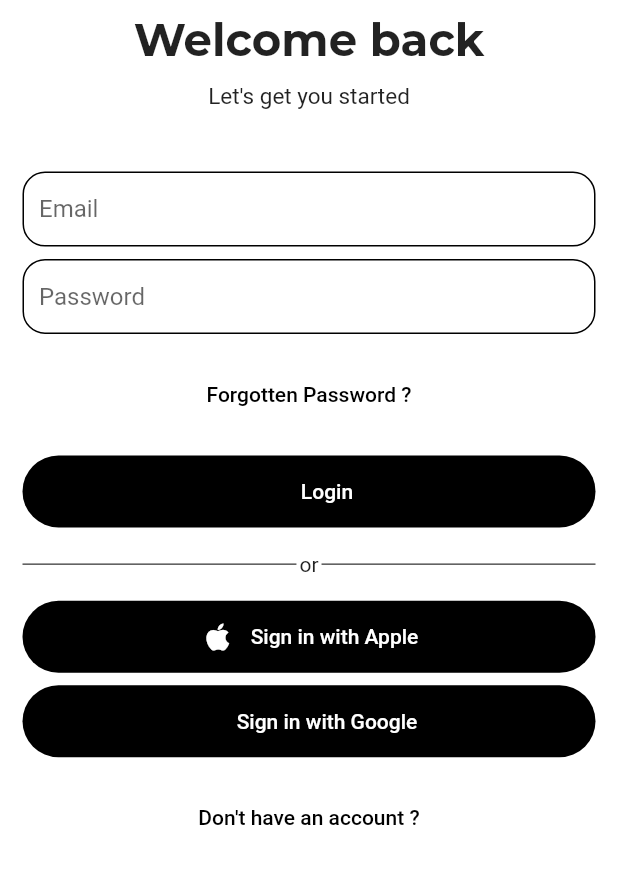
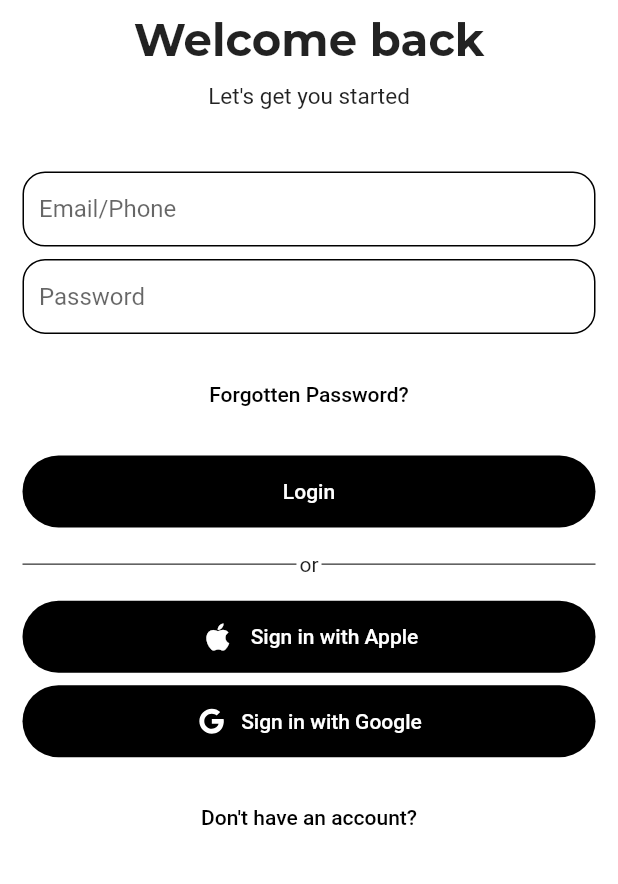
Before and after one commit to emma-ea/chaleride-mobile, a Flutter app: the screen it shows after launch, on a phone screen of 412 x 824 dp, the part 243-1127 px from its top. Run offline on Flutter 3.47's test engine with Material 2 defaults, Android fonts, the phone set to English and light mode, and no system bars; our stand-ins replace connectivity_plus, dio, flutter_svg, hive, logger, sizer; accounts and stored records are empty; project files that could hold a hidden picture were left out.

Commit message:
signup + forgot password screens

```diff
--- a/lib/core/platform/app_images.dart
+++ b/lib/core/platform/app_images.dart
@@ -16,4 +16,6 @@ class AppImages {
 
   // app logo
   static String appLogo = 'assets/svg/applogo.svg';
+  static String googleIcon = 'assets/png/google_icon.png';
+  static String googleIconSvg = 'assets/svg/google_icon.svg';
 }
--- a/lib/core/presentation/widget/app_button.dart
+++ b/lib/core/presentation/widget/app_button.dart
@@ -1,26 +1,29 @@
 import 'package:flutter/material.dart';
+import 'package:flutter_svg/svg.dart';
 
 class AppButton extends StatelessWidget {
-  const AppButton({super.key, required this.label, required this.action, this.icon});
+  const AppButton({super.key, required this.label, required this.action, this.icon, this.userIcon, this.radiusSize});
 
   final String label;
   final IconData? icon;
+  final String? userIcon;
   final VoidCallback action;
+  final double? radiusSize;
 
   @override
   Widget build(BuildContext context) {
     return Container(
       width: double.infinity,
-      decoration: const BoxDecoration(
+      decoration: BoxDecoration(
           color: Colors.black,
-          borderRadius: BorderRadius.all(Radius.circular(40))),
+          borderRadius: BorderRadius.all(Radius.circular(radiusSize ?? 40))),
       child: TextButton(
         onPressed: action,
         child: Row(
           mainAxisSize: MainAxisSize.min,
           children: [
-            Icon(icon, color: Colors.white,),
-            icon != null ? const SizedBox(width: 10) : const SizedBox.shrink(),
+            userIcon != null ? SvgPicture.asset(userIcon!, width: 20, height: 20,) : icon != null ? Icon(icon, color: Colors.white,) : const SizedBox.shrink(),
+            (icon != null || userIcon != null) ? const SizedBox(width: 10) : const SizedBox.shrink(),
             Text(
               label,
               style: const TextStyle(color: Colors.white),
--- a/lib/core/presentation/widget/app_input_field.dart
+++ b/lib/core/presentation/widget/app_input_field.dart
@@ -1,19 +1,26 @@
 import 'package:flutter/material.dart';
 
 class AppInputField extends StatelessWidget {
-  AppInputField({super.key, required this.onChanged, this.hintText = '',});
+  AppInputField({super.key, TextEditingController? editController, required this.onChanged, this.hintText = '', this.radiusSize, this.prefixWidget, this.hideText = false}) {
+    if (editController != null) {
+       _textController = editController;
+    }
+  }
 
   final ValueChanged<String> onChanged;
   final String hintText;
+  final double? radiusSize;
+  final Widget? prefixWidget;
+  final bool hideText;
 
-  final TextEditingController _textController = TextEditingController();
+  TextEditingController _textController = TextEditingController();
 
   @override
   Widget build(BuildContext context) {
     return Container(
       decoration: BoxDecoration(
           border: Border.all(),
-          borderRadius: const BorderRadius.all(Radius.circular(15))),
+          borderRadius: BorderRadius.all(Radius.circular(radiusSize ?? 15))),
       child: TextField(
         keyboardType: TextInputType.emailAddress,
         decoration: InputDecoration(
@@ -25,7 +32,10 @@ class AppInputField extends StatelessWidget {
           enabledBorder: InputBorder.none,
           focusedErrorBorder: InputBorder.none,
           contentPadding: const EdgeInsets.symmetric(horizontal: 10),
+          suffix: prefixWidget,
         ),
+        maxLines: 1,
+        obscureText: hideText,
         controller: _textController,
         onChanged: onChanged,
       ),
--- a/lib/features/auth/presentation/login.dart
+++ b/lib/features/auth/presentation/login.dart
@@ -5,6 +5,8 @@ import 'package:chaleride/core/presentation/widget/app_flat_button.dart';
 import 'package:chaleride/core/presentation/widget/app_input_field.dart';
 import 'package:chaleride/core/presentation/widget/app_widget_divider.dart';
 import 'package:chaleride/features/app_tabs/presentation/app_tabs.dart';
+import 'package:chaleride/features/auth/presentation/forgot_password.dart';
+import 'package:chaleride/features/auth/presentation/signup.dart';
 import 'package:chaleride/features/home/presentation/home_view.dart';
 import 'package:flutter/material.dart';
 import 'package:flutter_svg/flutter_svg.dart';
@@ -39,7 +41,7 @@ class _LoginViewState extends State<LoginView> {
             SizedBox(height: 5.h),
             AppInputField(
               onChanged: (value) {},
-              hintText: 'Email',
+              hintText: 'Email/Phone',
             ),
             SizedBox(height: 1.h),
             AppInputField(
@@ -47,7 +49,7 @@ class _LoginViewState extends State<LoginView> {
               hintText: 'Password',
             ),
             SizedBox(height: 2.h),
-            AppFlatButton(label: 'Forgotten Password ?', action: () {},),
+            AppFlatButton(label: 'Forgotten Password?', action: () {Navigator.push(context, MaterialPageRoute(builder: (ctx) => const ForgottenPasswordView()));},),
             SizedBox(height: 2.h),
             AppButton(label: 'Login', action: () {}),
             SizedBox(height: 2.h),
@@ -55,9 +57,9 @@ class _LoginViewState extends State<LoginView> {
             SizedBox(height: 2.h),
             AppButton(label: 'Sign in with Apple', icon: Icons.apple, action: () {}),
             SizedBox(height: 1.h),
-            AppButton(label: 'Sign in with Google', action: () {}),
+            AppButton(label: 'Sign in with Google', userIcon: AppImages.googleIconSvg, action: () {}),
             SizedBox(height: 2.h),
-            AppFlatButton(label: 'Don\'t have an account ?', action: () {},)
+            AppFlatButton(label: 'Don\'t have an account?', action: () {Navigator.push(context, MaterialPageRoute(builder: (ctx) => const SignupView()));},)
           ],
         ),
       ),
```
Also changed, not shown: lib/features/auth/presentation/forgot_password.dart (added, +32 -0 lines), lib/features/auth/presentation/signup.dart (+93 -9 lines), assets/png/google.png (added), assets/png/google_icon.png (added), assets/svg/google_icon.svg (added).
